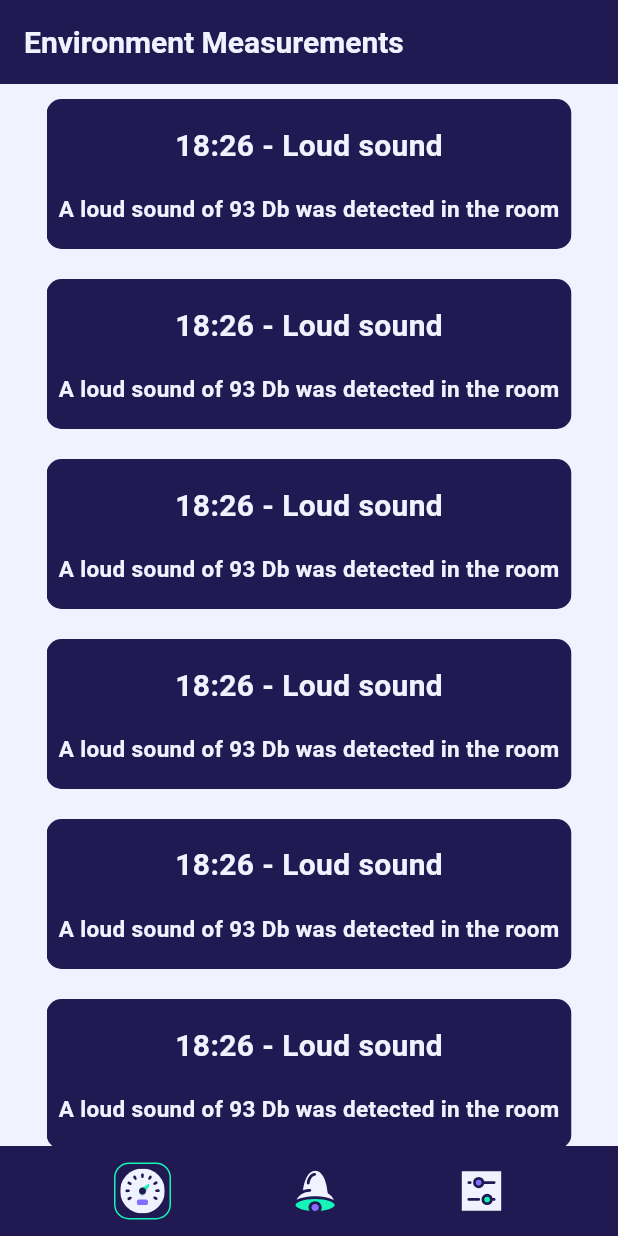
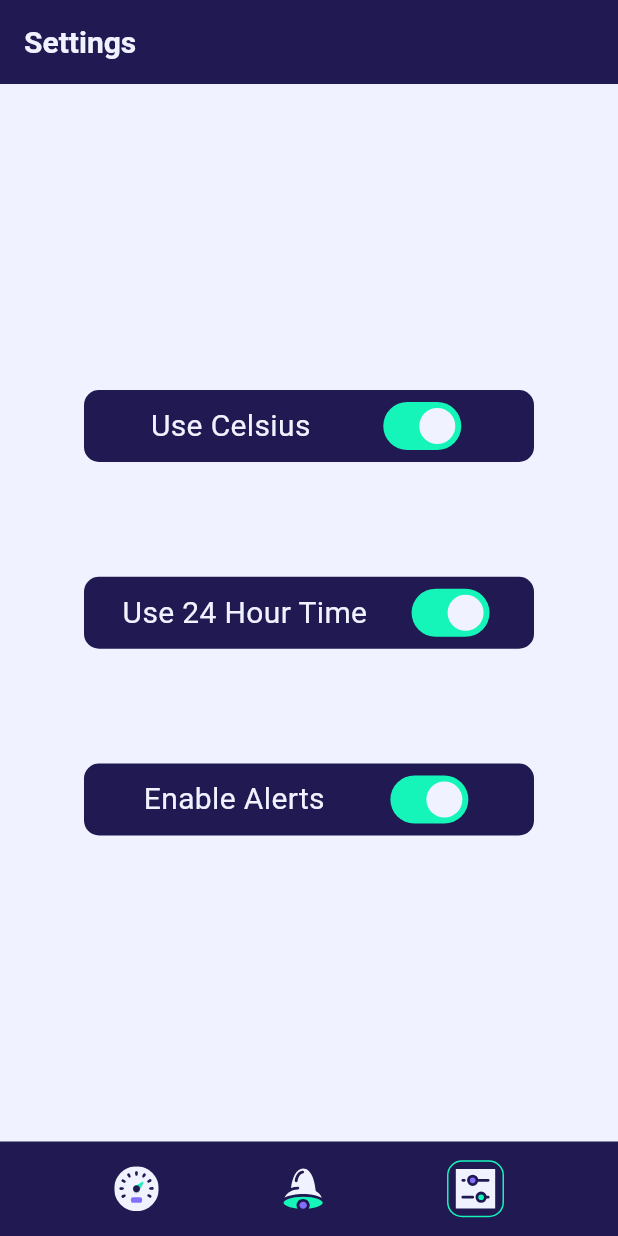
Before and after one commit to LordStacker/mobile_exam, a Flutter app: the screen it shows after launch, on a phone screen of 412 x 824 dp. Run offline on Flutter 3.47's test engine with Material 3 defaults, Android fonts, the phone set to English and light mode, and no system bars; our stand-ins replace flutter_svg.

Commit message:
create settings

```diff
--- a/lib/main.dart
+++ b/lib/main.dart
@@ -2,7 +2,8 @@ import 'package:flutter/material.dart';
 import 'views/login.dart';
 import 'views/measurements.dart';
 import 'views/alerts.dart';
+import 'views/settings.dart';
 
 void main()  => runApp(MaterialApp(
-  home: Alerts(),
+  home: Settings(),
 ));
--- a/lib/views/alerts.dart
+++ b/lib/views/alerts.dart
@@ -11,7 +11,7 @@ class Alerts extends StatelessWidget {
       backgroundColor: Color(0xffF0F3FF),
       appBar: AppBar(
           backgroundColor: Color(0xff211951),
-          title: Text('Environment Measurements'),
+          title: Text('Alerts'),
           titleTextStyle: TextStyle(
             fontSize: 20,
             fontWeight: FontWeight.bold,
@@ -84,11 +84,16 @@ class Alerts extends StatelessWidget {
       ),
       bottomNavigationBar: Container( // This is the footer
           color: Color(0xff211951),
-          height: 60.0,
+          height: 63.0,
           alignment: Alignment.center,
           child: Row(
             mainAxisAlignment: MainAxisAlignment.spaceEvenly,
             children: <Widget>[
+              SvgPicture.asset(
+                'assets/svgs/meter.svg',
+                width: 30,
+                height: 30,
+              ),
               Container(
                 padding: EdgeInsets.all(3),
                 decoration: BoxDecoration(
@@ -99,21 +104,17 @@ class Alerts extends StatelessWidget {
                   ),
                 ),
                 child: SvgPicture.asset(
-                  'assets/svgs/meter.svg',
-                  width: 30,
-                  height: 30,
+                  'assets/svgs/Bell.svg',
+                  width: 40,
+                  height: 40,
                 ),
-              ),
-              SvgPicture.asset(
-                'assets/svgs/Bell.svg',
-                width: 40,
-                height: 40,
               ),
               SvgPicture.asset(
                 'assets/svgs/Settings.svg',
                 width: 30,
                 height: 30,
               ),
+
             ],
           )
 
--- a/lib/views/measurements.dart
+++ b/lib/views/measurements.dart
@@ -189,7 +189,7 @@ class Measurements extends StatelessWidget {
       ),
       bottomNavigationBar: Container( // This is the footer
         color: Color(0xff211951),
-        height: 60.0,
+        height: 63.0,
         alignment: Alignment.center,
         child: Row(
           mainAxisAlignment: MainAxisAlignment.spaceEvenly,
--- a/lib/views/settings.dart
+++ b/lib/views/settings.dart
@@ -0,0 +1,132 @@
+import 'package:flutter/material.dart';
+import 'package:flutter_svg/flutter_svg.dart';
+
+class Settings extends StatelessWidget {
+  const Settings({super.key});
+
+  @override
+  Widget build(BuildContext context) {
+    return Scaffold(
+      backgroundColor: Color(0xffF0F3FF),
+      appBar: AppBar(
+          backgroundColor: Color(0xff211951),
+          title: Text('Settings'),
+          titleTextStyle: TextStyle(
+            fontSize: 20,
+            fontWeight: FontWeight.bold,
+            color: Color(0xffF0F3FF),
+          )
+      ),
+      body: Center(
+        child: Container(
+          height: 450,
+          child: Column(
+            mainAxisAlignment: MainAxisAlignment.spaceEvenly,
+            children: [
+              Container(
+                width: 300,
+                decoration: BoxDecoration(
+                  color: Color(0xff211951),
+                  borderRadius: BorderRadius.circular(10),
+                ),
+                child: Row(
+                  mainAxisAlignment: MainAxisAlignment.spaceEvenly,
+                  children: [
+                    Text('Use Celsius', style: TextStyle(color: Color(0xffF0F3FF), fontSize: 20)),
+                    Switch(
+                      value: true,
+                      onChanged: (value) {
+                        print(value);
+                      },
+                      activeTrackColor: Color(0xff15F5BA),
+                      activeColor: Color(0xffF0F3FF),
+                    ),
+                  ],
+                ),
+              ),
+              Container(
+                width: 300,
+                decoration: BoxDecoration(
+                  color: Color(0xff211951),
+                  borderRadius: BorderRadius.circular(10),
+                ),
+                child: Row(
+                  mainAxisAlignment: MainAxisAlignment.spaceEvenly,
+                  children: [
+                    Text('Use 24 Hour Time', style: TextStyle(color: Color(0xffF0F3FF), fontSize: 20)),
+                    Switch(
+                      value: true,
+                      onChanged: (value) {
+                        print(value);
+                      },
+                      activeTrackColor: Color(0xff15F5BA),
+                      activeColor: Color(0xffF0F3FF),
+                    ),
+                  ],
+                ),
+              ),
+              Container(
+                width: 300,
+                decoration: BoxDecoration(
+                  color: Color(0xff211951),
+                  borderRadius: BorderRadius.circular(10),
+                ),
+                child: Row(
+                  mainAxisAlignment: MainAxisAlignment.spaceEvenly,
+                  children: [
+                    Text('Enable Alerts', style: TextStyle(color: Color(0xffF0F3FF), fontSize: 20)),
+                    Switch(
+                      value: true,
+                      onChanged: (value) {
+                        print(value);
+                      },
+                      activeTrackColor: Color(0xff15F5BA),
+                      activeColor: Color(0xffF0F3FF),
+                    ),
+                  ],
+                ),
+              )
+            ],
+          ),
+        )
+      ),
+      bottomNavigationBar: Container( // This is the footer
+          color: Color(0xff211951),
+          height: 63.0,
+          alignment: Alignment.center,
+          child: Row(
+            mainAxisAlignment: MainAxisAlignment.spaceEvenly,
+            children: <Widget>[
+              SvgPicture.asset(
+                'assets/svgs/meter.svg',
+                width: 30,
+                height: 30,
+              ),
+              SvgPicture.asset(
+                'assets/svgs/Bell.svg',
+                width: 40,
+                height: 40,
+              ),
+              Container(
+                padding: EdgeInsets.all(3),
+                decoration: BoxDecoration(
+                  borderRadius: BorderRadius.circular(10),
+                  border: Border.all(
+                    color: Color(0xff15F5BA),
+                    width: 1,
+                  ),
+                ),
+                child: SvgPicture.asset(
+                  'assets/svgs/Settings.svg',
+                  width: 30,
+                  height: 30,
+                ),
+              ),
+
+            ],
+          )
+
+      ),
+    );
+  }
+}
```
